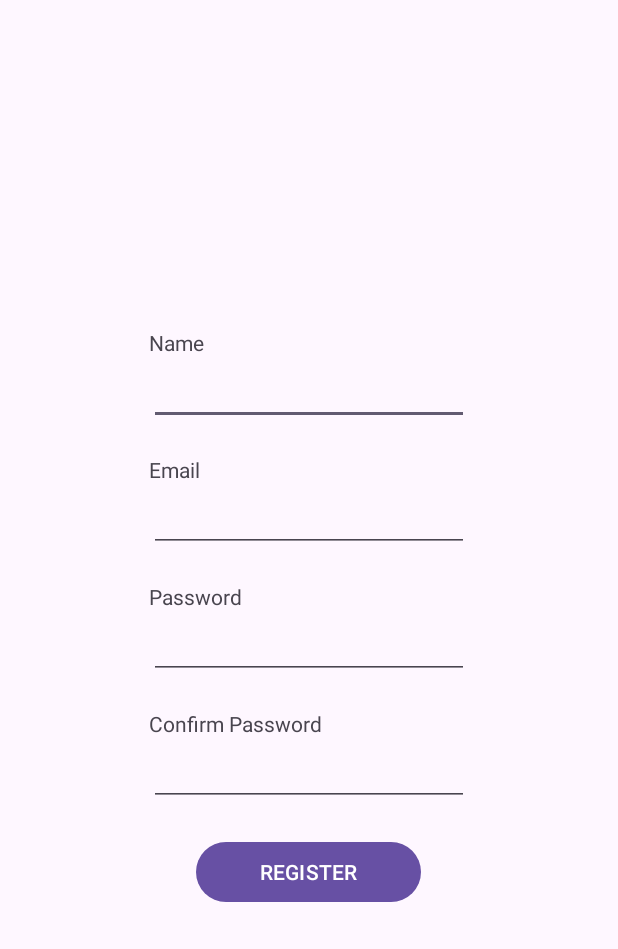
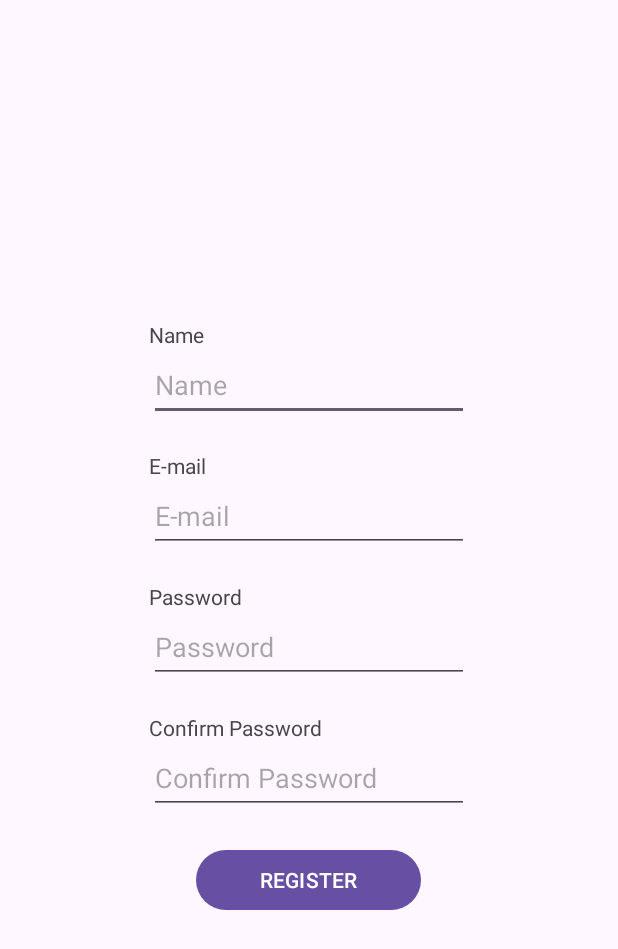
Before and after one commit to p0tatoes/ITE2exam, an Android app: the RegisterActivity screen opened directly, with no data from a screen before it, on a phone screen of 412 x 824 dp. Shown: the top 949 px of the screen. Run offline under Robolectric (Android 15) with nearby library versions, the phone set to English and light mode, and no system bars; our stand-ins replace Firebase (no records; nobody signed in at launch, a user with empty details on screens opened directly).

Commit message:
refactor: adds string resource values

```diff
--- a/app/src/main/res/layout/activity_main.xml
+++ b/app/src/main/res/layout/activity_main.xml
@@ -20,7 +20,7 @@
         android:id="@+id/signoutButton"
         android:layout_width="200dp"
         android:layout_height="wrap_content"
-        android:text="SIGN OUT"
+        android:text="@string/str_logout"
         app:layout_constraintBottom_toBottomOf="parent"
         app:layout_constraintEnd_toEndOf="parent"
         app:layout_constraintHorizontal_bias="0.5"
--- a/app/src/main/res/layout/activity_register.xml
+++ b/app/src/main/res/layout/activity_register.xml
@@ -18,14 +18,16 @@
             android:id="@+id/registerNameTextView"
             android:layout_width="match_parent"
             android:layout_height="wrap_content"
-            android:text="Name" />
+            android:text="@string/str_name" />
 
         <EditText
             android:id="@+id/registerNameTextbox"
             android:layout_width="match_parent"
             android:layout_height="wrap_content"
             android:ems="10"
-            android:inputType="text" />
+            android:hint="@string/str_name"
+            android:inputType="text"
+            android:minHeight="48dp" />
 
     </LinearLayout>
 
@@ -39,14 +41,16 @@
             android:id="@+id/registerEmailTextView"
             android:layout_width="match_parent"
             android:layout_height="wrap_content"
-            android:text="Email" />
+            android:text="@string/str_email" />
 
         <EditText
             android:id="@+id/registerEmailTextbox"
             android:layout_width="match_parent"
             android:layout_height="wrap_content"
             android:ems="10"
-            android:inputType="textEmailAddress" />
+            android:hint="@string/str_email"
+            android:inputType="textEmailAddress"
+            android:minHeight="48dp" />
     </LinearLayout>
 
     <LinearLayout
@@ -59,14 +63,16 @@
             android:id="@+id/registerPasswordTextView"
             android:layout_width="match_parent"
             android:layout_height="wrap_content"
-            android:text="Password" />
+            android:text="@string/str_password" />
 
         <EditText
             android:id="@+id/registerPasswordTextbox"
             android:layout_width="match_parent"
             android:layout_height="wrap_content"
             android:ems="10"
-            android:inputType="textPassword" />
+            android:hint="@string/str_password"
+            android:inputType="textPassword"
+            android:minHeight="48dp" />
     </LinearLayout>
 
     <LinearLayout
@@ -79,14 +85,16 @@
             android:id="@+id/registerConfirmPassTextView"
             android:layout_width="match_parent"
             android:layout_height="wrap_content"
-            android:text="Confirm Password" />
+            android:text="@string/str_confirmPassword" />
 
         <EditText
             android:id="@+id/registerConfirmPassTextbox"
             android:layout_width="match_parent"
             android:layout_height="wrap_content"
             android:ems="10"
-            android:inputType="textPassword" />
+            android:hint="@string/str_confirmPassword"
+            android:inputType="textPassword"
+            android:minHeight="48dp" />
 
     </LinearLayout>
 
--- a/app/src/main/res/values/strings.xml
+++ b/app/src/main/res/values/strings.xml
@@ -1,3 +1,12 @@
 <resources>
     <string name="app_name">ITE2exam</string>
+    <string name="str_store">Vape Mart</string>
+    <string name="str_email">E-mail</string>
+    <string name="str_name">Name</string>
+    <string name="str_password">Password</string>
+    <string name="str_confirmPassword">Confirm Password</string>
+    <string name="str_login">Login</string>
+    <string name="str_register">Register</string>
+    <string name="str_logout">Logout</string>
+
 </resources>
```
Also changed, not shown: app/src/main/res/layout/activity_login.xml (+6 -4 lines).
